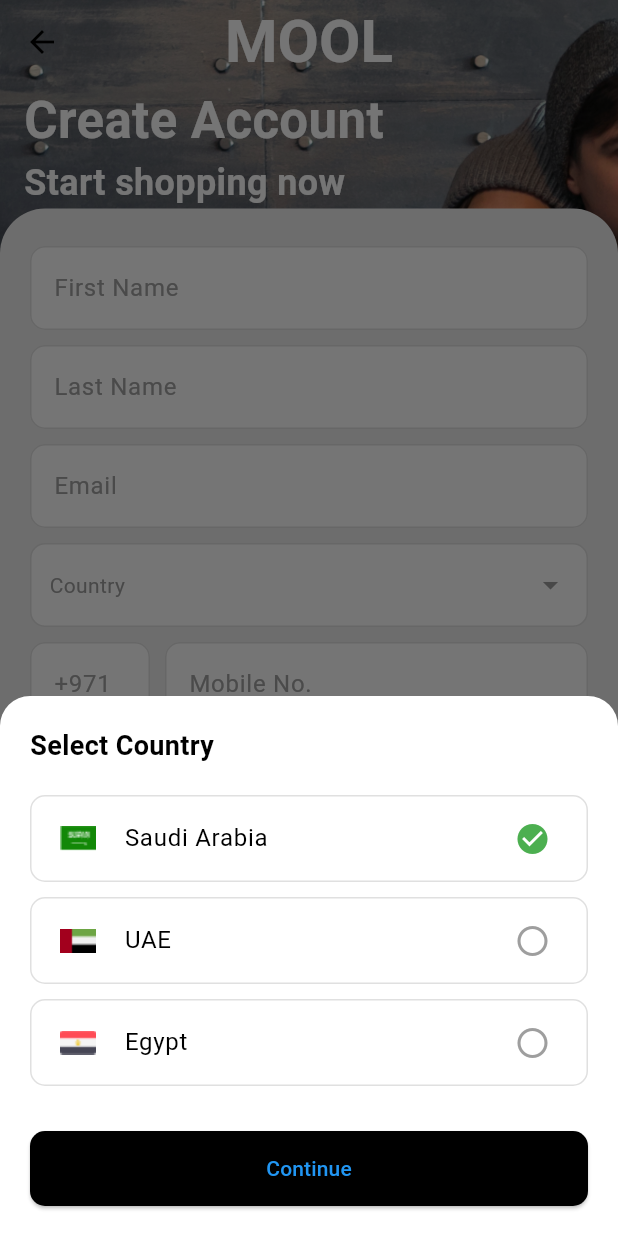
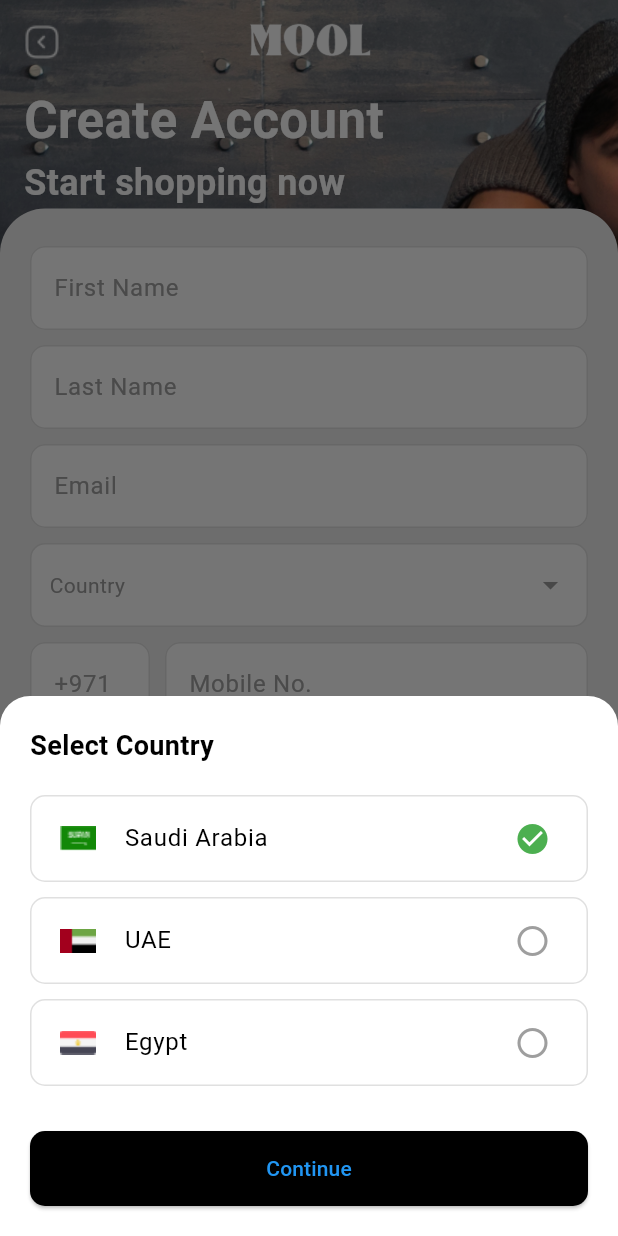
Before and after one commit to zezoamr/obelion-MOOL-flutter, a Flutter app: the SignupScreen screen opened directly, after a tap on "Country", on a phone screen of 412 x 824 dp. Run offline on Flutter 3.47's test engine with Material 3 defaults, Android fonts, the light colour scheme and no system bars; our stand-ins replace flutter_svg.

Commit message:
refactor signup screen into multiple widget files

```diff
--- a/flutter_mool/lib/screens/signup_screen.dart
+++ b/flutter_mool/lib/screens/signup_screen.dart
@@ -1,14 +1,21 @@
 import 'package:flutter/material.dart';
-import 'package:flutter_svg/flutter_svg.dart';
+import 'package:flutter_mool/screens/signin_screen.dart';
+
+import 'package:flutter_mool/widgets/buildTextField.dart';
+import 'package:flutter_mool/widgets/dividerWithText.dart';
+import 'package:flutter_mool/widgets/buildDropdownField.dart';
+import 'package:flutter_mool/widgets/buildSocialButton.dart';
 
 class SignupScreen extends StatelessWidget {
+  const SignupScreen({super.key});
+
   @override
   Widget build(BuildContext context) {
     return Scaffold(
       body: Stack(
         children: [
           Container(
-            decoration: BoxDecoration(
+            decoration: const BoxDecoration(
               image: DecorationImage(
                 image: AssetImage('assets/images/account/1.jpg'),
                 fit: BoxFit.cover,
@@ -20,21 +27,28 @@
               AppBar(
                 backgroundColor: Colors.transparent,
                 elevation: 0,
-                title: Text(
-                  'MOOL',
-                  style: TextStyle(
-                    fontSize: 40,
-                    fontWeight: FontWeight.bold,
-                    color: Colors.white,
+                leading: GestureDetector(
+                  onTap: () {
+                    Navigator.pop(context); // Handle back button press
+                  },
+                  child: Image.asset(
+                    'assets/images/account/arrowback.png',
+                    width: 24,
+                    height: 24,
                   ),
+                ),
+                title: Image.asset(
+                  'assets/images/splash/splashtitle.png',
+                  width: 100,
+                  height: 60,
                 ),
                 centerTitle: true,
               ),
-              Spacer(
+              const Spacer(
                 flex: 3,
               ),
-              Padding(
-                padding: const EdgeInsets.symmetric(horizontal: 16.0),
+              const Padding(
+                padding: EdgeInsets.symmetric(horizontal: 16.0),
                 child: Align(
                   alignment: Alignment.bottomLeft,
                   child: Text(
@@ -42,13 +56,13 @@
                     style: TextStyle(
                       fontSize: 34,
                       fontWeight: FontWeight.bold,
-                      color: const Color.fromARGB(255, 255, 255, 255),
+                      color: Color.fromARGB(255, 255, 255, 255),
                     ),
                   ),
                 ),
               ),
-              Padding(
-                padding: const EdgeInsets.symmetric(horizontal: 16.0),
+              const Padding(
+                padding: EdgeInsets.symmetric(horizontal: 16.0),
                 child: Align(
                   alignment: Alignment.bottomLeft,
                   child: Text(
@@ -56,13 +70,13 @@
                     style: TextStyle(
                       fontSize: 24,
                       fontWeight: FontWeight.bold,
-                      color: const Color.fromARGB(255, 255, 255, 255),
+                      color: Color.fromARGB(255, 255, 255, 255),
                     ),
                   ),
                 ),
               ),
-              Spacer(),
-              SignupForm(),
+              const Spacer(),
+              const SignupForm(),
             ],
           ),
         ],
@@ -72,243 +86,82 @@
 }
 
 class SignupForm extends StatelessWidget {
+  const SignupForm({super.key});
+
   @override
   Widget build(BuildContext context) {
     return Container(
-      decoration: BoxDecoration(
-        color: const Color.fromARGB(255, 237, 237, 237),
+      decoration: const BoxDecoration(
+        color: Color.fromARGB(255, 237, 237, 237),
         borderRadius: BorderRadius.vertical(top: Radius.circular(30)),
       ),
-      padding: EdgeInsets.all(20),
+      padding: const EdgeInsets.all(20),
       child: Column(
         crossAxisAlignment: CrossAxisAlignment.stretch,
         mainAxisSize: MainAxisSize.min,
         children: [
-          SizedBox(height: 5),
-          _buildTextField('First Name'),
-          _buildTextField('Last Name'),
-          _buildTextField('Email'),
-          _buildDropdownField(context, 'Country'),
+          const SizedBox(height: 5),
+          buildTextField('First Name'),
+          buildTextField('Last Name'),
+          buildTextField('Email'),
+          buildDropdownField(context, 'Country'),
           Row(
             children: [
-              Container(
+              SizedBox(
                 width: 80,
-                child: _buildTextField('+971'),
+                child: buildTextField('+971'),
               ),
-              SizedBox(width: 10),
+              const SizedBox(width: 10),
               Expanded(
-                child: _buildTextField('Mobile No.'),
+                child: buildTextField('Mobile No.'),
               ),
             ],
           ),
-          _buildTextField('Password', isPassword: true),
+          buildTextField('Password', isPassword: true),
           ElevatedButton(
-            child: Text('Sign Up'),
             style: ElevatedButton.styleFrom(
               backgroundColor: Colors.black,
               foregroundColor: Colors.white,
-              padding: EdgeInsets.symmetric(vertical: 15),
+              padding: const EdgeInsets.symmetric(vertical: 15),
               shape: RoundedRectangleBorder(
                 borderRadius: BorderRadius.circular(10),
               ),
-              fixedSize: Size(double.infinity, 50),
+              fixedSize: const Size(double.infinity, 50),
             ),
             onPressed: () {},
+            child: const Text('Sign Up'),
           ),
-          SizedBox(height: 10),
+          const SizedBox(height: 10),
           Row(
             mainAxisAlignment: MainAxisAlignment.center,
             children: [
-              Text('Already have account? '),
+              const Text('Already have account? '),
               TextButton(
-                child: Text('Login', style: TextStyle(color: Colors.black)),
-                onPressed: () {},
+                child: const Text('Login', style: TextStyle(color: Colors.black)),
+                onPressed: () {
+                  Navigator.push(
+                    context,
+                    MaterialPageRoute(builder: (context) => const SigninScreen()),
+                  );
+                },
               ),
             ],
           ),
-          SizedBox(height: 5),
+          const SizedBox(height: 5),
           DividerWithText(text: 'OR', width: 300),
-          SizedBox(height: 5),
+          const SizedBox(height: 5),
           Row(
             mainAxisAlignment: MainAxisAlignment.center,
             children: [
-              _buildSocialButton(Icons.g_mobiledata),
-              SizedBox(width: 20),
-              _buildSocialButton(Icons.apple),
-              SizedBox(width: 20),
-              _buildSocialButton(Icons.facebook),
+              buildSocialButton(Icons.g_mobiledata),
+              const SizedBox(width: 20),
+              buildSocialButton(Icons.apple),
+              const SizedBox(width: 20),
+              buildSocialButton(Icons.facebook),
             ],
           ),
         ],
       ),
     );
   }
-
-  Widget _buildTextField(String label, {bool isPassword = false}) {
-    return Container(
-      margin: EdgeInsets.only(bottom: 10),
-      child: TextField(
-        obscureText: isPassword,
-        decoration: InputDecoration(
-          fillColor: Colors.white,
-          filled: true,
-          labelText: label,
-          labelStyle:
-              TextStyle(color: const Color.fromARGB(255, 162, 162, 162)),
-          enabledBorder: OutlineInputBorder(
-            borderSide: BorderSide(color: Colors.grey.shade300),
-            borderRadius: BorderRadius.circular(10),
-          ),
-          focusedBorder: OutlineInputBorder(
-            borderSide: BorderSide(color: Colors.black),
-            borderRadius: BorderRadius.circular(10),
-          ),
-        ),
-      ),
-    );
-  }
-
-  Widget _buildSocialButton(IconData icon) {
-    return Container(
-      decoration: BoxDecoration(
-        shape: BoxShape.circle,
-        border: Border.all(color: Colors.grey.shade300),
-      ),
-      child: IconButton(
-        icon: Icon(
-          icon,
-          size: 30,
-        ),
-        onPressed: () {},
-      ),
-    );
-  }
 }
-
-class DividerWithText extends StatelessWidget {
-  final String text;
-  final double width;
-
-  DividerWithText({required this.text, required this.width});
-
-  @override
-  Widget build(BuildContext context) {
-    return Center(
-      child: Container(
-        width: width,
-        child: Row(
-          crossAxisAlignment: CrossAxisAlignment.center,
-          children: <Widget>[
-            Expanded(
-              child: Divider(
-                color: const Color.fromARGB(255, 0, 0, 0),
-                thickness: 1,
-              ),
-            ),
-            Padding(
-              padding: const EdgeInsets.symmetric(horizontal: 8.0),
-              child: Text(
-                text,
-                style: TextStyle(color: const Color.fromARGB(255, 0, 0, 0)),
-              ),
-            ),
-            Expanded(
-              child: Divider(
-                color: const Color.fromARGB(255, 0, 0, 0),
-                thickness: 1,
-              ),
-            ),
-          ],
-        ),
-      ),
-    );
-  }
-}
-
-Widget _buildDropdownField(BuildContext context, String label) {
-  return GestureDetector(
-    onTap: () => showCountrySelector(context),
-    child: Container(
-      margin: EdgeInsets.only(bottom: 10),
-      padding: EdgeInsets.symmetric(horizontal: 12, vertical: 15),
-      decoration: BoxDecoration(
-        color: Colors.white,
-        border: Border.all(color: Colors.grey.shade300),
-        borderRadius: BorderRadius.circular(10),
-      ),
-      child: Row(
-        mainAxisAlignment: MainAxisAlignment.spaceBetween,
-        children: [
-          Text(label, style: TextStyle(color: Colors.grey)),
-          Icon(Icons.arrow_drop_down, color: Colors.grey),
-        ],
-      ),
-    ),
-  );
-}
-
-void showCountrySelector(BuildContext context) {
-  showModalBottomSheet(
-    context: context,
-    shape: RoundedRectangleBorder(
-      borderRadius: BorderRadius.vertical(top: Radius.circular(20)),
-    ),
-    builder: (BuildContext context) {
-      return Container(
-        padding: EdgeInsets.all(20),
-        child: Column(
-          mainAxisSize: MainAxisSize.min,
-          crossAxisAlignment: CrossAxisAlignment.stretch,
-          children: [
-            Text(
-              'Select Country',
-              style: TextStyle(fontSize: 18, fontWeight: FontWeight.bold),
-            ),
-            SizedBox(height: 20),
-            _countryOption('Saudi Arabia', true),
-            _countryOption('UAE', false),
-            _countryOption('Egypt', false),
-            SizedBox(height: 20),
-            ElevatedButton(
-              child: Text('Continue'),
-              style: ElevatedButton.styleFrom(
-                backgroundColor: Colors.black,
-                shape: RoundedRectangleBorder(
-                  borderRadius: BorderRadius.circular(10),
-                ),
-                padding: EdgeInsets.symmetric(vertical: 15),
-              ),
-              onPressed: () {
-                Navigator.pop(context);
-              },
-            ),
-          ],
-        ),
-      );
-    },
-  );
-}
-
-Widget _countryOption(String country, bool isSelected) {
-  return Container(
-    margin: EdgeInsets.only(bottom: 10),
-    decoration: BoxDecoration(
-      border: Border.all(color: Colors.grey.shade300),
-      borderRadius: BorderRadius.circular(10),
-    ),
-    child: ListTile(
-      title: Text(country),
-      leading: Image.asset(
-        'assets/images/flags/${country.toLowerCase().replaceAll(' ', '_')}.png',
-        width: 30,
-        height: 20,
-      ),
-      trailing: isSelected
-          ? Icon(Icons.check_circle, color: Colors.green)
-          : Icon(Icons.circle_outlined, color: Colors.grey),
-      onTap: () {
-        // Handle country selection
-      },
-    ),
-  );
-}
--- /dev/null
+++ b/flutter_mool/lib/widgets/DividerWithText.dart
@@ -0,0 +1,41 @@
+import 'package:flutter/material.dart';
+
+class DividerWithText extends StatelessWidget {
+  final String text;
+  final double width;
+
+  const DividerWithText({super.key, required this.text, required this.width});
+
+  @override
+  Widget build(BuildContext context) {
+    return Center(
+      child: SizedBox(
+        width: width,
+        child: Row(
+          crossAxisAlignment: CrossAxisAlignment.center,
+          children: <Widget>[
+            const Expanded(
+              child: Divider(
+                color: Color.fromARGB(255, 0, 0, 0),
+                thickness: 1,
+              ),
+            ),
+            Padding(
+              padding: const EdgeInsets.symmetric(horizontal: 8.0),
+              child: Text(
+                text,
+                style: const TextStyle(color: Color.fromARGB(255, 0, 0, 0)),
+              ),
+            ),
+            const Expanded(
+              child: Divider(
+                color: Color.fromARGB(255, 0, 0, 0),
+                thickness: 1,
+              ),
+            ),
+          ],
+        ),
+      ),
+    );
+  }
+}
--- /dev/null
+++ b/flutter_mool/lib/widgets/buildDropdownField.dart
@@ -0,0 +1,89 @@
+import 'package:flutter/material.dart';
+
+Widget buildDropdownField(BuildContext context, String label) {
+  return GestureDetector(
+    onTap: () => showCountrySelector(context),
+    child: Container(
+      margin: const EdgeInsets.only(bottom: 10),
+      padding: const EdgeInsets.symmetric(horizontal: 12, vertical: 15),
+      decoration: BoxDecoration(
+        color: Colors.white,
+        border: Border.all(color: Colors.grey.shade300),
+        borderRadius: BorderRadius.circular(10),
+      ),
+      child: Row(
+        mainAxisAlignment: MainAxisAlignment.spaceBetween,
+        children: [
+          Text(label, style: const TextStyle(color: Colors.grey)),
+          const Icon(Icons.arrow_drop_down, color: Colors.grey),
+        ],
+      ),
+    ),
+  );
+}
+
+void showCountrySelector(BuildContext context) {
+  showModalBottomSheet(
+    context: context,
+    shape: const RoundedRectangleBorder(
+      borderRadius: BorderRadius.vertical(top: Radius.circular(20)),
+    ),
+    builder: (BuildContext context) {
+      return Container(
+        padding: const EdgeInsets.all(20),
+        child: Column(
+          mainAxisSize: MainAxisSize.min,
+          crossAxisAlignment: CrossAxisAlignment.stretch,
+          children: [
+            const Text(
+              'Select Country',
+              style: TextStyle(fontSize: 18, fontWeight: FontWeight.bold),
+            ),
+            const SizedBox(height: 20),
+            _countryOption('Saudi Arabia', true),
+            _countryOption('UAE', false),
+            _countryOption('Egypt', false),
+            const SizedBox(height: 20),
+            ElevatedButton(
+              style: ElevatedButton.styleFrom(
+                backgroundColor: Colors.black,
+                shape: RoundedRectangleBorder(
+                  borderRadius: BorderRadius.circular(10),
+                ),
+                padding: const EdgeInsets.symmetric(vertical: 15),
+              ),
+              onPressed: () {
+                Navigator.pop(context);
+              },
+              child: const Text('Continue'),
+            ),
+          ],
+        ),
+      );
+    },
+  );
+}
+
+Widget _countryOption(String country, bool isSelected) {
+  return Container(
+    margin: const EdgeInsets.only(bottom: 10),
+    decoration: BoxDecoration(
+      border: Border.all(color: Colors.grey.shade300),
+      borderRadius: BorderRadius.circular(10),
+    ),
+    child: ListTile(
+      title: Text(country),
+      leading: Image.asset(
+        'assets/images/flags/${country.toLowerCase().replaceAll(' ', '_')}.png',
+        width: 30,
+        height: 20,
+      ),
+      trailing: isSelected
+          ? const Icon(Icons.check_circle, color: Colors.green)
+          : const Icon(Icons.circle_outlined, color: Colors.grey),
+      onTap: () {
+        // Handle country selection
+      },
+    ),
+  );
+}
--- /dev/null
+++ b/flutter_mool/lib/widgets/buildSocialButton.dart
@@ -0,0 +1,17 @@
+import 'package:flutter/material.dart';
+
+Widget buildSocialButton(IconData icon) {
+  return Container(
+    decoration: BoxDecoration(
+      shape: BoxShape.circle,
+      border: Border.all(color: Colors.grey.shade300),
+    ),
+    child: IconButton(
+      icon: Icon(
+        icon,
+        size: 30,
+      ),
+      onPressed: () {},
+    ),
+  );
+}
--- /dev/null
+++ b/flutter_mool/lib/widgets/buildTextField.dart
@@ -0,0 +1,24 @@
+import 'package:flutter/material.dart';
+
+Widget buildTextField(String label, {bool isPassword = false}) {
+  return Container(
+    margin: const EdgeInsets.only(bottom: 10),
+    child: TextField(
+      obscureText: isPassword,
+      decoration: InputDecoration(
+        fillColor: Colors.white,
+        filled: true,
+        labelText: label,
+        labelStyle: const TextStyle(color: Color.fromARGB(255, 162, 162, 162)),
+        enabledBorder: OutlineInputBorder(
+          borderSide: BorderSide(color: Colors.grey.shade300),
+          borderRadius: BorderRadius.circular(10),
+        ),
+        focusedBorder: OutlineInputBorder(
+          borderSide: const BorderSide(color: Colors.black),
+          borderRadius: BorderRadius.circular(10),
+        ),
+      ),
+    ),
+  );
+}
```
